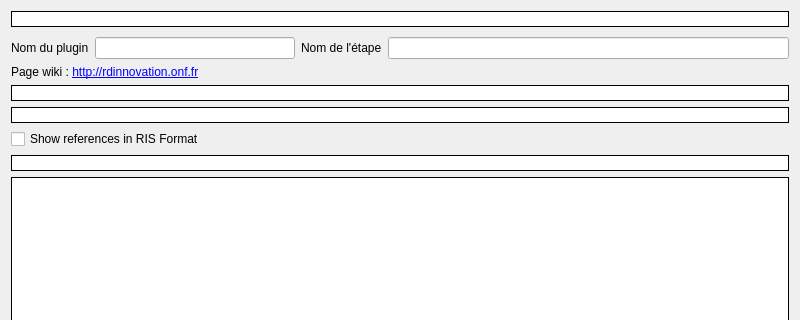
Above: ComputreeGui/view/MainView/gaboutstepdialog.ui from Chabam/computree-mirror before the change; both pictures show x 0 to 800 and y 0 to 320 of the 800 by 749 pixel window. Below: the same form after it.
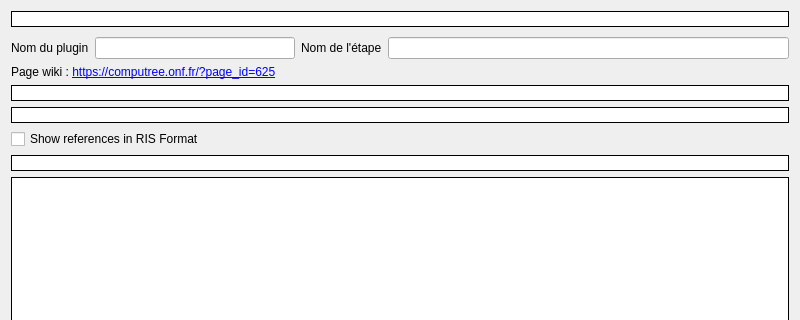
That is the form after the change.

```diff
--- a/ComputreeGui/view/MainView/gaboutstepdialog.ui
+++ b/ComputreeGui/view/MainView/gaboutstepdialog.ui
@@ -158,7 +158,7 @@
       <item>
        <widget class="QLabel" name="lb_wiki_link">
         <property name="text">
-         <string>&lt;html&gt;&lt;head/&gt;&lt;body&gt;&lt;p&gt;Page wiki : &lt;a href=&quot;http://rdinnovation.onf.fr&quot;&gt;&lt;span style=&quot; text-decoration: underline; color:#0000ff;&quot;&gt;http://rdinnovation.onf.fr&lt;/span&gt;&lt;/a&gt;&lt;/p&gt;&lt;/body&gt;&lt;/html&gt;</string>
+         <string>&lt;html&gt;&lt;head/&gt;&lt;body&gt;&lt;p&gt;Page wiki : &lt;a href=&quot;https://computree.onf.fr/?page_id=625&quot;&gt;&lt;span style=&quot; text-decoration: underline; color:#0000ff;&quot;&gt;https://computree.onf.fr/?page_id=625&lt;/span&gt;&lt;/a&gt;&lt;/p&gt;&lt;/body&gt;&lt;/html&gt;</string>
         </property>
         <property name="openExternalLinks">
          <bool>true</bool>
```
